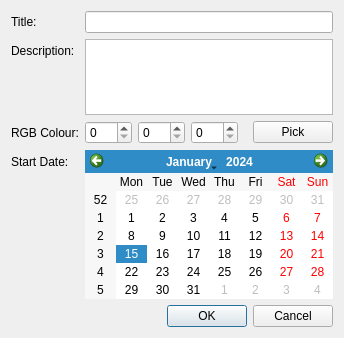
This is chain/new_chain_dialog.ui in Elbagast/Dont_Break_The_Chain as Qt 5 draws it before an edit. The edited form follows.
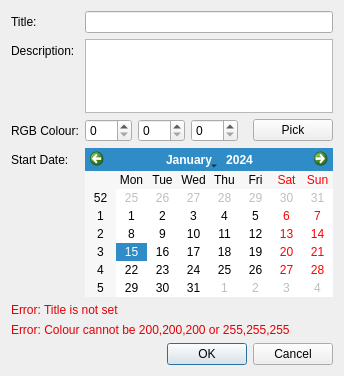
This is the edited form.

Commit message:
Comments and new chain input verification
New_Chain_Dialog now verifies inputs and displays error messages if they
are not correct. The code has also been commented and implicitly
generated functions pointed out.

```diff
--- a/chain/new_chain_dialog.ui
+++ b/chain/new_chain_dialog.ui
@@ -7,7 +7,7 @@
     <x>0</x>
     <y>0</y>
     <width>340</width>
-    <height>338</height>
+    <height>376</height>
    </rect>
   </property>
   <property name="windowTitle">
@@ -91,7 +91,101 @@
     </layout>
    </item>
    <item>
-    <widget class="QDialogButtonBox" name="buttonBox">
+    <widget class="QLabel" name="title_error_label">
+     <property name="palette">
+      <palette>
+       <active>
+        <colorrole role="WindowText">
+         <brush brushstyle="SolidPattern">
+          <color alpha="255">
+           <red>227</red>
+           <green>0</green>
+           <blue>3</blue>
+          </color>
+         </brush>
+        </colorrole>
+       </active>
+       <inactive>
+        <colorrole role="WindowText">
+         <brush brushstyle="SolidPattern">
+          <color alpha="255">
+           <red>227</red>
+           <green>0</green>
+           <blue>3</blue>
+          </color>
+         </brush>
+        </colorrole>
+       </inactive>
+       <disabled>
+        <colorrole role="WindowText">
+         <brush brushstyle="SolidPattern">
+          <color alpha="255">
+           <red>120</red>
+           <green>120</green>
+           <blue>120</blue>
+          </color>
+         </brush>
+        </colorrole>
+       </disabled>
+      </palette>
+     </property>
+     <property name="text">
+      <string>Error: Title is not set</string>
+     </property>
+    </widget>
+   </item>
+   <item>
+    <widget class="QLabel" name="colour_error_label">
+     <property name="palette">
+      <palette>
+       <active>
+        <colorrole role="WindowText">
+         <brush brushstyle="SolidPattern">
+          <color alpha="255">
+           <red>227</red>
+           <green>0</green>
+           <blue>3</blue>
+          </color>
+         </brush>
+        </colorrole>
+       </active>
+       <inactive>
+        <colorrole role="WindowText">
+         <brush brushstyle="SolidPattern">
+          <color alpha="255">
+           <red>227</red>
+           <green>0</green>
+           <blue>3</blue>
+          </color>
+         </brush>
+        </colorrole>
+       </inactive>
+       <disabled>
+        <colorrole role="WindowText">
+         <brush brushstyle="SolidPattern">
+          <color alpha="255">
+           <red>120</red>
+           <green>120</green>
+           <blue>120</blue>
+          </color>
+         </brush>
+        </colorrole>
+       </disabled>
+      </palette>
+     </property>
+     <property name="font">
+      <font>
+       <weight>50</weight>
+       <bold>false</bold>
+      </font>
+     </property>
+     <property name="text">
+      <string>Error: Colour cannot be 200,200,200 or 255,255,255</string>
+     </property>
+    </widget>
+   </item>
+   <item>
+    <widget class="QDialogButtonBox" name="button_box">
      <property name="orientation">
       <enum>Qt::Horizontal</enum>
      </property>
```
Left out of the diff: 4 changed lines with no effect on the pictures. The commit also changes 14 other files.
